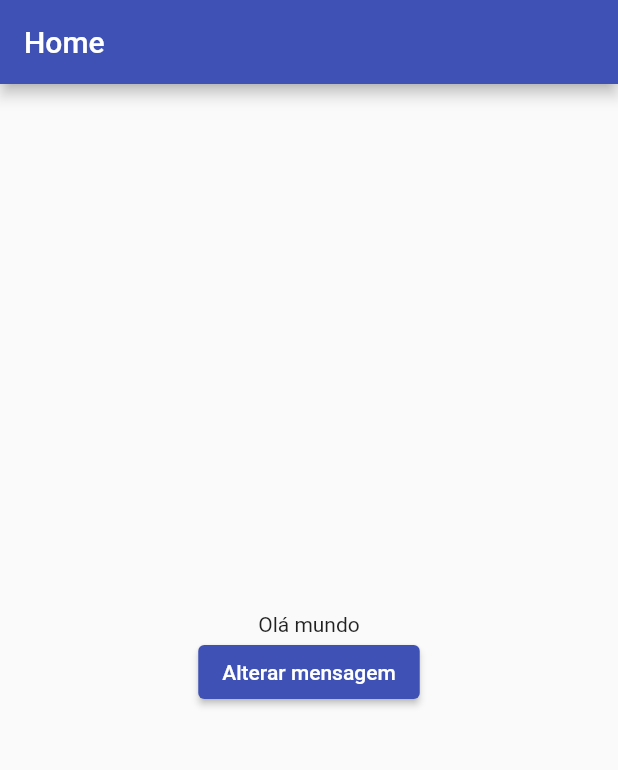
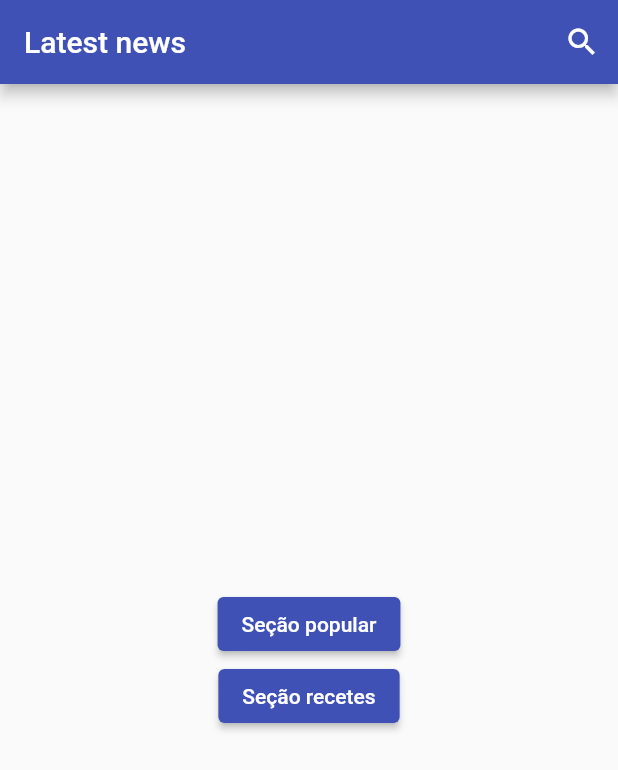
Before and after one commit to br-adriel/news-app, a Flutter app: the screen it shows after launch, on a phone screen of 412 x 824 dp. Shown: the top 770 px of the screen. Run offline on Flutter 3.47's test engine with Material 2 defaults, Android fonts, the light colour scheme and no system bars; our stand-ins replace flutter_dotenv, flutter_mobx, mobx; generated files the repository leaves out were written again.

Commit message:
Atualiza tela Home com widgets criados #3

```diff
--- a/lib/screens/home.dart
+++ b/lib/screens/home.dart
@@ -1,31 +1,38 @@
 import 'package:flutter/material.dart';
-import 'package:news_app/controller/exemplo.dart';
 import 'package:flutter_mobx/flutter_mobx.dart';
+import 'package:news_app/controller/home_screen.dart';
+import 'package:news_app/widgets/barra_superior.dart';
+import 'package:news_app/widgets/menus_popup/menu_periodo.dart';
 
 class HomeScreen extends StatelessWidget {
-  final controller = Exemplo();
+  final HomeScreenController homeScreenController = HomeScreenController();
 
   HomeScreen({super.key});
 
   @override
   Widget build(BuildContext context) {
-    return Scaffold(
-      appBar: AppBar(
-        title: const Text("Home"),
-      ),
-      body: Center(
-        child: Column(
-          crossAxisAlignment: CrossAxisAlignment.center,
-          mainAxisAlignment: MainAxisAlignment.center,
-          children: [
-            Observer(builder: (_) => Text(controller.message)),
+    return Observer(builder: (_) {
+      return Scaffold(
+        appBar: BarraSuperior(
+          botaoPesquisar: true,
+          titulo: homeScreenController.titulo,
+          menuPopup: homeScreenController.secaoAtiva == SecaoAtiva.populares
+              ? MenuPeriodo()
+              : null,
+        ),
+        body: Center(
+          child: Column(mainAxisAlignment: MainAxisAlignment.center, children: [
             ElevatedButton(
-              onPressed: controller.changeMessage,
-              child: const Text("Alterar mensagem"),
-            )
-          ],
+              onPressed: homeScreenController.irParaPopulares,
+              child: const Text("Seção popular"),
+            ),
+            ElevatedButton(
+              onPressed: homeScreenController.irParaRecentes,
+              child: const Text("Seção recetes"),
+            ),
+          ]),
         ),
-      ),
-    );
+      );
+    });
   }
 }
```
